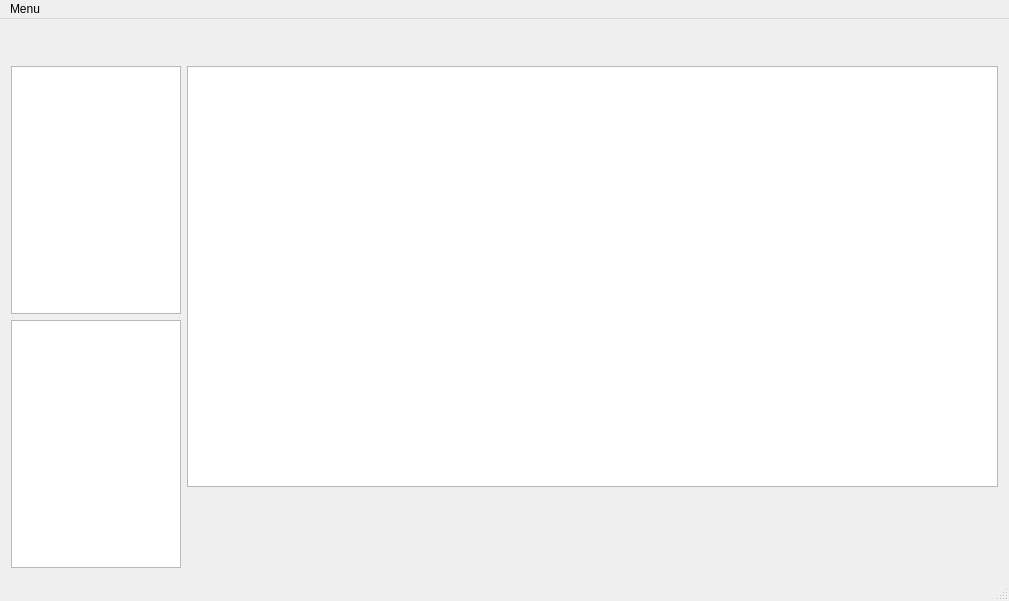
Old version of the form DeSpeect/Qt/src/mainwindow.ui in the repository graphiteSWE/DeSpeect.
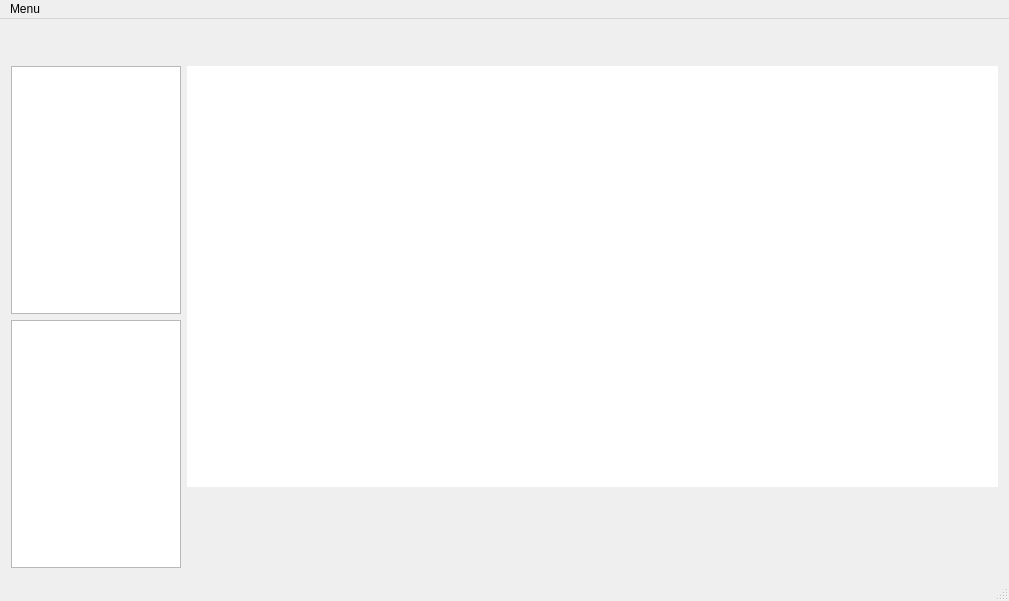
New version of the form.

The edit to the form file:
```diff
--- a/DeSpeect/Qt/src/mainwindow.ui
+++ b/DeSpeect/Qt/src/mainwindow.ui
@@ -66,7 +66,64 @@
       <item>
        <layout class="QVBoxLayout" name="verticalLayout">
         <item>
-         <widget class="QGraphicsView" name="graphicsView"/>
+         <widget class="QGraphicsView" name="graphicsView">
+          <property name="enabled">
+           <bool>true</bool>
+          </property>
+          <property name="sizePolicy">
+           <sizepolicy hsizetype="Expanding" vsizetype="Expanding">
+            <horstretch>0</horstretch>
+            <verstretch>0</verstretch>
+           </sizepolicy>
+          </property>
+          <property name="cursor" stdset="0">
+           <cursorShape>ArrowCursor</cursorShape>
+          </property>
+          <property name="contextMenuPolicy">
+           <enum>Qt::NoContextMenu</enum>
+          </property>
+          <property name="accessibleDescription">
+           <string/>
+          </property>
+          <property name="autoFillBackground">
+           <bool>false</bool>
+          </property>
+          <property name="frameShape">
+           <enum>QFrame::NoFrame</enum>
+          </property>
+          <property name="frameShadow">
+           <enum>QFrame::Plain</enum>
+          </property>
+          <property name="lineWidth">
+           <number>1</number>
+          </property>
+          <property name="sizeAdjustPolicy">
+           <enum>QAbstractScrollArea::AdjustIgnored</enum>
+          </property>
+          <property name="sceneRect">
+           <rectf>
+            <x>0.000000000000000</x>
+            <y>0.000000000000000</y>
+            <width>0.000000000000000</width>
+            <height>0.000000000000000</height>
+           </rectf>
+          </property>
+          <property name="alignment">
+           <set>Qt::AlignLeading|Qt::AlignLeft|Qt::AlignTop</set>
+          </property>
+          <property name="transformationAnchor">
+           <enum>QGraphicsView::NoAnchor</enum>
+          </property>
+          <property name="resizeAnchor">
+           <enum>QGraphicsView::AnchorViewCenter</enum>
+          </property>
+          <property name="viewportUpdateMode">
+           <enum>QGraphicsView::FullViewportUpdate</enum>
+          </property>
+          <property name="rubberBandSelectionMode">
+           <enum>Qt::IntersectsItemShape</enum>
+          </property>
+         </widget>
         </item>
         <item>
          <widget class="QWidget" name="botBar" native="true">
```
